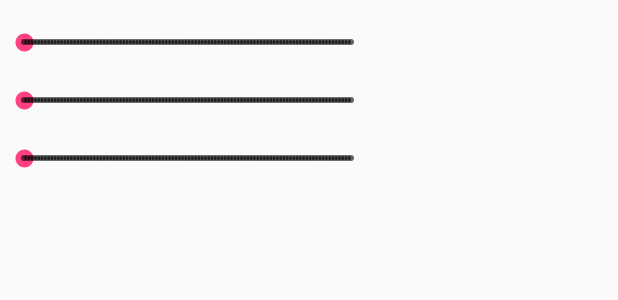
After one commit to rychan/Fyp, an Android app: the layout dialog_binarization_setting.xml on its own in the app's theme, with its tools: preview values and no code run, on a phone screen of 412 x 824 dp. The commit adds this screen. Shown: the top 300 px of the screen. Run offline under Robolectric (Android 15) with nearby library versions, the phone set to English and light mode, and no system bars.

Commit message:
Binarization

```diff
--- /dev/null
+++ b/app/src/main/java/com/example/rychan/fyp/perspective_transform/binarization/SeekBarGroup.java
@@ -0,0 +1,88 @@
+package com.example.rychan.fyp.perspective_transform.binarization;
+
+import android.content.Context;
+import android.util.AttributeSet;
+import android.view.LayoutInflater;
+import android.widget.LinearLayout;
+import android.widget.SeekBar;
+import android.widget.TextView;
+
+import com.example.rychan.fyp.R;
+
+
+/**
+ * Created by rycha on 10/4/2017.
+ */
+
+public class SeekBarGroup extends LinearLayout implements SeekBar.OnSeekBarChangeListener {
+
+    private double min;
+    private double interval;
+    private SeekBar seekBar;
+
+    private TextView title;
+    private TextView value;
+
+    public SeekBarGroup(Context context) {
+        super(context);
+        init();
+    }
+
+    public SeekBarGroup(Context context, AttributeSet attrs){
+        super(context, attrs);
+        init();
+    }
+
+    public SeekBarGroup(Context context, AttributeSet attrs, int defStyle) {
+        super(context, attrs, defStyle);
+        init();
+    }
+
+    private void init() {
+        LayoutInflater.from(getContext()).inflate(R.layout.seekbar_group, this);
+        title = (TextView) findViewById(R.id.title);
+        value = (TextView) findViewById(R.id.value);
+
+        seekBar = (SeekBar) findViewById(R.id.seekBar);
+        seekBar.setOnSeekBarChangeListener(this);
+    }
+
+    public void setValue(String s, int min, int max, int interval, int init) {
+        title.setText(s);
+        this.min = min;
+        this.interval = interval;
+        seekBar.setMax((max - min) / interval);
+        seekBar.setProgress((init - min) / interval);
+        value.setText(String.valueOf(getDoubleProgress()));
+    }
+
+    public void setValue(String s, double min, double max, double interval, double init) {
+        title.setText(s);
+        this.min = min;
+        this.interval = interval;
+        seekBar.setMax((int) ((max - min) / interval));
+        seekBar.setProgress((int) ((init - min) / interval));
+        value.setText(String.valueOf(getDoubleProgress()));
+    }
+
+    public int getIntProgress() {
+        return seekBar.getProgress() * (int) interval + (int) min;
+    }
+
+    public double getDoubleProgress() {
+        return seekBar.getProgress() * interval + min;
+    }
+
+    @Override
+    public void onProgressChanged(SeekBar seekBar, int progress, boolean fromUser) {
+        value.setText(String.valueOf(getDoubleProgress()));
+    }
+
+    @Override
+    public void onStartTrackingTouch(SeekBar seekBar) {
+    }
+
+    @Override
+    public void onStopTrackingTouch(SeekBar seekBar) {
+    }
+}
--- a/app/src/main/res/layout/activity_perspective_transform.xml
+++ b/app/src/main/res/layout/activity_perspective_transform.xml
@@ -1,5 +1,7 @@
 <?xml version="1.0" encoding="utf-8"?>
 <FrameLayout xmlns:android="http://schemas.android.com/apk/res/android"
+    xmlns:tools="http://schemas.android.com/tools"
+    tools:context="com.example.rychan.fyp.perspective_transform.PerspectiveTransformActivity"
     android:id="@+id/fragment_container"
     android:layout_width="match_parent"
     android:layout_height="match_parent" />
--- /dev/null
+++ b/app/src/main/res/layout/dialog_binarization_setting.xml
@@ -0,0 +1,22 @@
+<?xml version="1.0" encoding="utf-8"?>
+<LinearLayout xmlns:android="http://schemas.android.com/apk/res/android"
+    android:orientation="vertical"
+    android:layout_width="wrap_content"
+    android:layout_height="wrap_content">
+
+    <com.example.rychan.fyp.perspective_transform.binarization.SeekBarGroup
+        android:id="@+id/blurBlockSize"
+        android:layout_width="wrap_content"
+        android:layout_height="wrap_content" />
+
+    <com.example.rychan.fyp.perspective_transform.binarization.SeekBarGroup
+        android:id="@+id/thresholdBlockSize"
+        android:layout_width="wrap_content"
+        android:layout_height="wrap_content" />
+
+    <com.example.rychan.fyp.perspective_transform.binarization.SeekBarGroup
+        android:id="@+id/thresholdConstant"
+        android:layout_width="wrap_content"
+        android:layout_height="wrap_content" />
+
+</LinearLayout>
--- /dev/null
+++ b/app/src/main/res/layout/seekbar_group.xml
@@ -0,0 +1,30 @@
+<?xml version="1.0" encoding="utf-8"?>
+<LinearLayout xmlns:android="http://schemas.android.com/apk/res/android"
+    android:layout_width="match_parent"
+    android:layout_height="match_parent"
+    android:orientation="vertical">
+
+    <TextView
+        android:id="@+id/title"
+        android:layout_width="match_parent"
+        android:layout_height="wrap_content" />
+
+    <LinearLayout
+        android:layout_width="match_parent"
+        android:layout_height="wrap_content"
+        android:orientation="horizontal">
+
+        <SeekBar
+            android:id="@+id/seekBar"
+            style="@style/Widget.AppCompat.SeekBar.Discrete"
+            android:layout_width="250dp"
+            android:layout_height="wrap_content" />
+
+        <TextView
+            android:id="@+id/value"
+            android:layout_width="wrap_content"
+            android:layout_height="wrap_content" />
+
+    </LinearLayout>
+
+</LinearLayout>
```
Also changed, not shown: app/src/main/java/com/example/rychan/fyp/perspective_transform/PerspectiveTransformActivity.java (+55 -5 lines), app/src/main/java/com/example/rychan/fyp/perspective_transform/binarization/BinarizationSettingDialog.java (added, +85 -0 lines).
